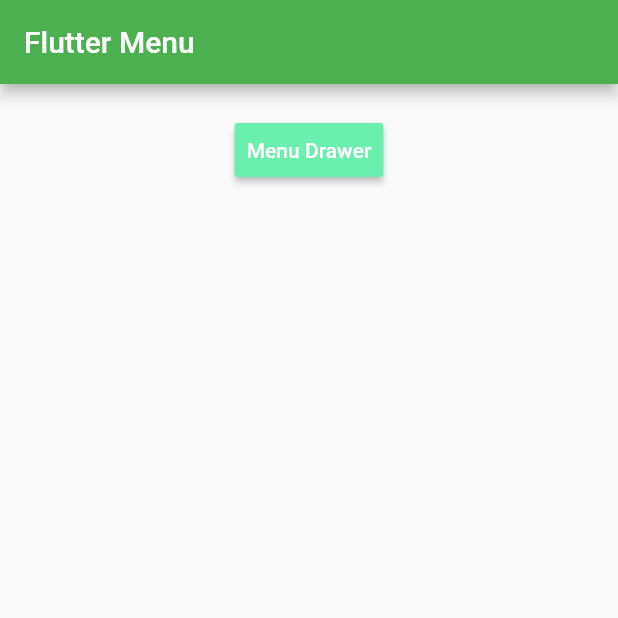
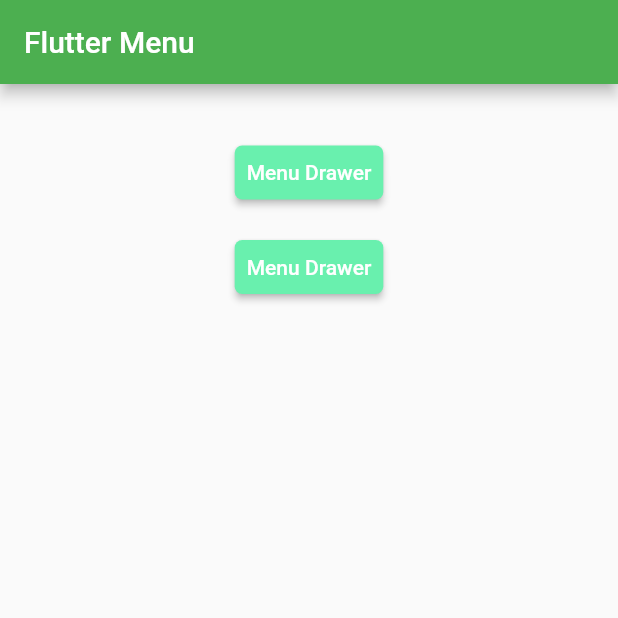
Before and after one commit to hendrakristiawan/FlutterLib, a Flutter app: the screen it shows after launch, on a phone screen of 412 x 824 dp, the top half of it. Run offline on Flutter 3.47's test engine with Material 2 defaults, Android fonts, the phone set to English and light mode, and no system bars.

Commit message:
styling menu button

```diff
--- a/lib/main.dart
+++ b/lib/main.dart
@@ -19,35 +19,47 @@ class Menu extends StatelessWidget {
 class ButtonMenu extends StatefulWidget{
   @override
   State<StatefulWidget> createState() {
-    return new _buttonMenu();
+    return new MenuButton();
   }
 
 }
 
-class _buttonMenu extends State<ButtonMenu> {
+class MenuButton extends State<ButtonMenu> {
   static BuildContext _context;
-  static StatelessWidget _screen = null;
+  static StatelessWidget _screen;
 
   static void _nextScreen(){
     Navigator.push(_context, MaterialPageRoute(builder: (_context) => _screen));
   }
 
-  static RaisedButton  raisedButton(String label,StatelessWidget screen){
+  static Column  raisedButton(String label,StatelessWidget screen){
     _screen = screen;
 
-    return RaisedButton(
-      onPressed: _nextScreen,
-      textColor: Colors.white,
-      color: Colors.greenAccent,
-      padding: const EdgeInsets.all(8.0),
-      child: new Text(label),
+    return Column(
+      mainAxisSize: MainAxisSize.min,
+      mainAxisAlignment: MainAxisAlignment.center,
+      children:[
+        Container(
+          margin: const EdgeInsets.only(top: 15.0),
+          child: RaisedButton(
+            shape: RoundedRectangleBorder(side: BorderSide.none,borderRadius: BorderRadius.all(Radius.circular(5.0))),
+            onPressed: _nextScreen,
+            textColor: Colors.white,
+            color: Colors.greenAccent,
+            padding: const EdgeInsets.all(8.0),
+            child: new Text(label),
+          ),
+        )
+      ],
     );
   }
 
   Widget buttonSection = Container(
     child: Column(
-      mainAxisAlignment: MainAxisAlignment.spaceEvenly,
+      mainAxisSize: MainAxisSize.min,
+      mainAxisAlignment: MainAxisAlignment.center,
       children: <Widget>[
+        raisedButton("Menu Drawer", DrawerMenu()),
         raisedButton("Menu Drawer", DrawerMenu())
       ],
     ),
```
Also changed, not shown: 1 other file.
